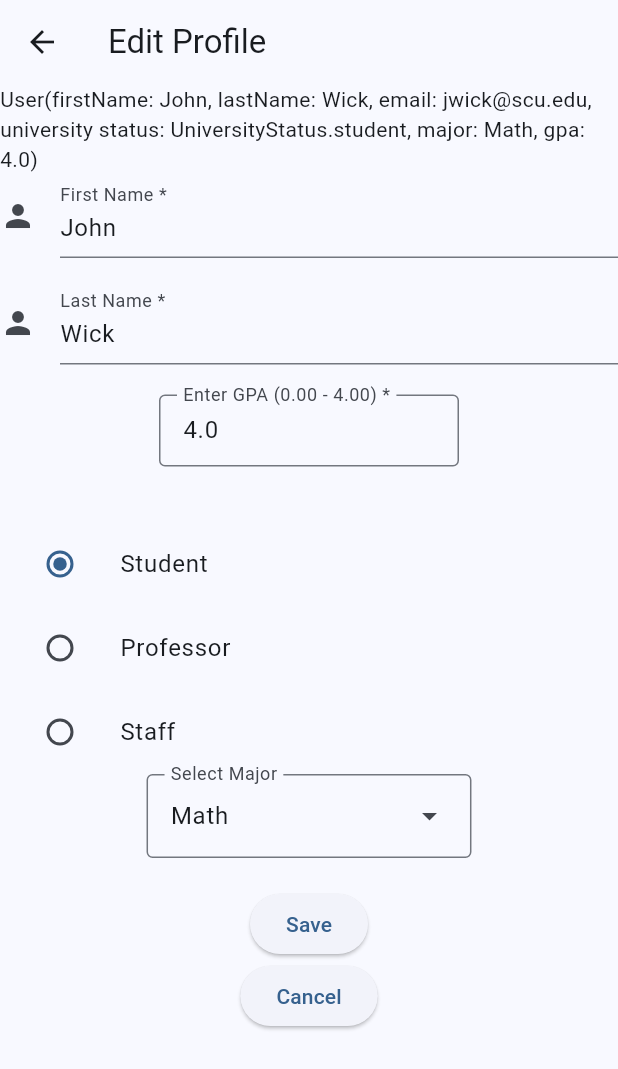
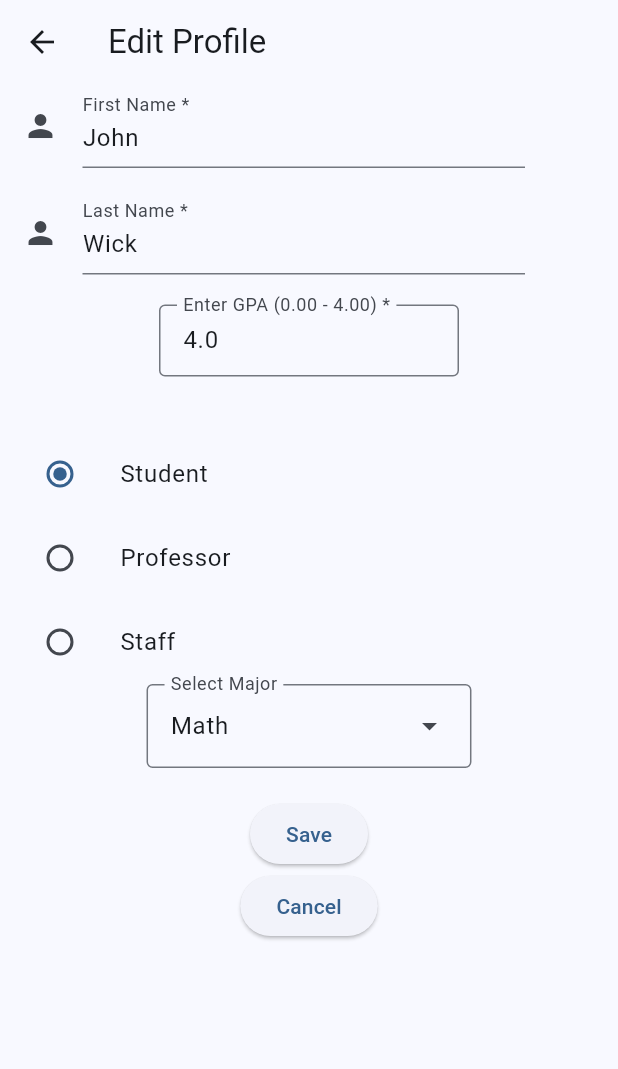
Before and after one commit to nhi-van/flutter-forms-tutorial, a Flutter app: the screen it shows after launch, after a tap on the "edit" icon, on a phone screen of 412 x 824 dp. Shown: the top 1069 px of the screen. Run offline on Flutter 3.47's test engine with Material 3 defaults, Android fonts, the phone set to English and light mode, and no system bars; our stand-ins replace bloc, flutter_bloc; accounts and stored records are empty.

Commit message:
Update edit_view.dart
cleaned up look

```diff
--- a/lib/pages/edit/views/edit_view.dart
+++ b/lib/pages/edit/views/edit_view.dart
@@ -79,14 +79,21 @@ class _EditPageViewState extends State<EditPageView> {
       body: SingleChildScrollView(
         child: Column(
           children: [
-            Text(userModified.toString()),
+            // Text(userModified.toString()),
             Form(
               key: _formKey,
               child: Column(
                 children: [
-                  TextFormField(
+                  Align(
+                    alignment: Alignment.centerLeft,
+                    child: SizedBox(
+                      width: 350,
+                      child: TextFormField(
                         decoration: const InputDecoration(
-                      icon: Icon(Icons.person),
+                          icon: Padding(
+                            padding: EdgeInsets.only(left: 15.0),
+                            child: Icon(Icons.person),
+                          ),
                           labelText: 'First Name *',
                         ),
                         controller: _firstNameController,
@@ -101,10 +108,19 @@ class _EditPageViewState extends State<EditPageView> {
                           userModified.setFirstName(value.toString());
                         },
                       ),
+                    ),
+                  ),
                   const SizedBox(height: 15),
-                  TextFormField(
+                  Align(
+                    alignment: Alignment.centerLeft,
+                    child: SizedBox(
+                      width: 350,
+                      child: TextFormField(
                         decoration: const InputDecoration(
-                      icon: Icon(Icons.person),
+                          icon: Padding(
+                            padding: EdgeInsets.only(left: 15.0),
+                            child: Icon(Icons.person),
+                          ),
                           labelText: 'Last Name *',
                         ),
                         controller: _lastNameController,
@@ -119,6 +135,9 @@ class _EditPageViewState extends State<EditPageView> {
                           userModified.setLastName(value.toString());
                         },
                       ),
+                    ),
+                  ),
+
                   const SizedBox(height: 20),
                   Container(
                     width: 200, // Adjust the width as needed
@@ -213,11 +232,6 @@ class _EditPageViewState extends State<EditPageView> {
                     ).toList(),
                   ),
                   const SizedBox(height: 20),
-
-
-
-
-
                   ElevatedButton(
                     onPressed: () {
                       if (_formKey.currentState!.validate()) {
```
Lines whose indentation alone changed are shown as unchanged.
